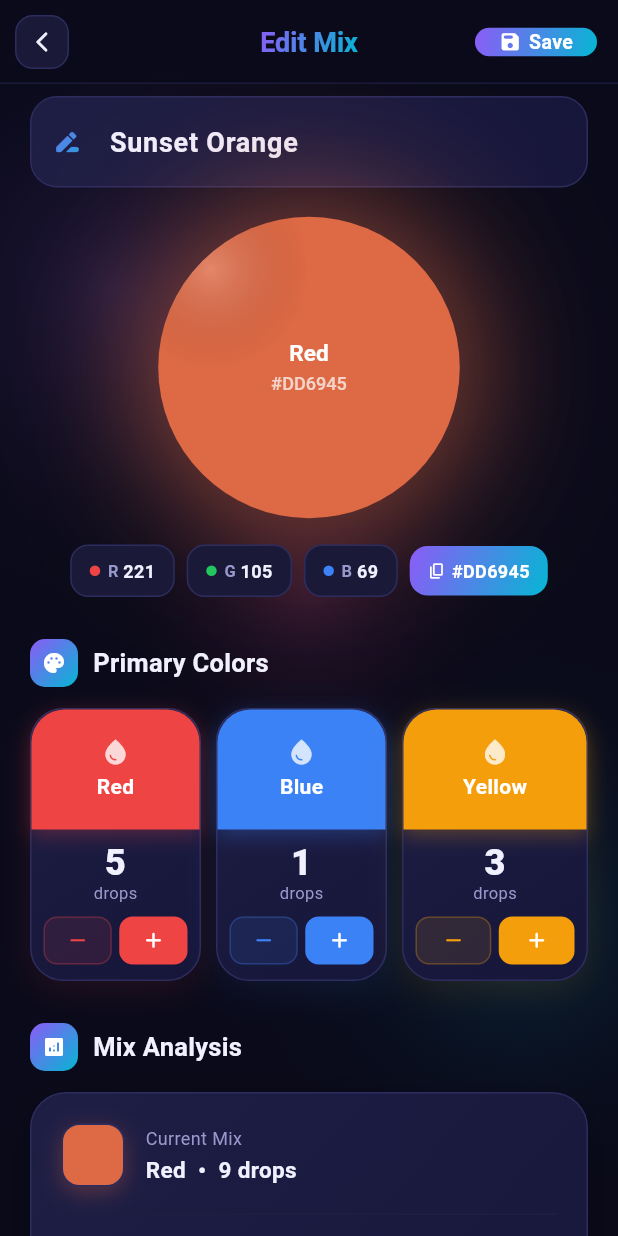
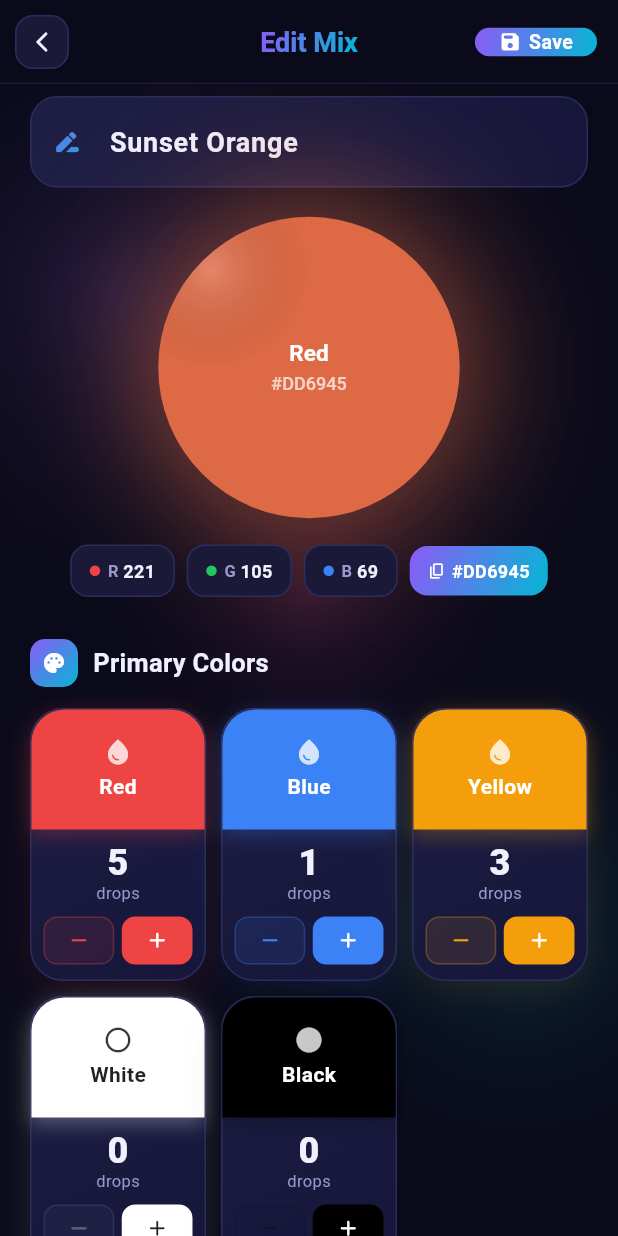
Before and after one commit to andsayem/Color-Mixer, a Flutter app: the screen it shows after launch, after a tap on the "edit" icon, on a phone screen of 412 x 824 dp. Run offline on Flutter 3.47's test engine with Material 3 defaults, Android fonts, the light colour scheme and no system bars; our stand-ins replace google_mobile_ads; network calls fail.

Commit message:
add color , white and black

```diff
--- a/lib/pages/mixer_page.dart
+++ b/lib/pages/mixer_page.dart
@@ -98,6 +98,8 @@ class _MixerPageState extends State<MixerPage> with TickerProviderStateMixin {
   _ColorOption('Red', AppColors.red, Icons.water_drop),
   _ColorOption('Blue', AppColors.blue, Icons.water_drop),
   _ColorOption('Yellow', AppColors.yellow, Icons.water_drop),
+  _ColorOption('White', Colors.white, Icons.circle_outlined),
+  _ColorOption('Black', Colors.black, Icons.circle),
 ];
 
   late AnimationController _pulseController;
@@ -156,11 +158,22 @@ class _MixerPageState extends State<MixerPage> with TickerProviderStateMixin {
   int _getBlue(Color c) => _ch(c, 0);
 
 Map<String, int> _mixPct() {
-    if (_drops == 0) return {'Red': 0, 'Blue': 0, 'Yellow': 0};
+  if (_drops == 0) {
+    return {
+      'Red': 0,
+      'Blue': 0,
+      'Yellow': 0,
+      'White': 0,
+      'Black': 0,
+    };
+  }
+
   return {
     'Red': ((_colorCounts['Red'] ?? 0) * 100 / _drops).round(),
     'Blue': ((_colorCounts['Blue'] ?? 0) * 100 / _drops).round(),
     'Yellow': ((_colorCounts['Yellow'] ?? 0) * 100 / _drops).round(),
+    'White': ((_colorCounts['White'] ?? 0) * 100 / _drops).round(),
+    'Black': ((_colorCounts['Black'] ?? 0) * 100 / _drops).round(),
   };
 }
 
@@ -182,6 +195,7 @@ class _MixerPageState extends State<MixerPage> with TickerProviderStateMixin {
       'Brown': [120, 53, 15],
       'Gray': [148, 163, 184],
       'White': [255, 255, 255],
+      'Black': [0, 0, 0],
     };
     String nearest = 'Custom';
     int best = 9999;
@@ -627,23 +641,25 @@ class _MixerPageState extends State<MixerPage> with TickerProviderStateMixin {
 
   // ── Primary Colors ────────────────────────────────────────────────────────
   Widget _buildPrimaryColors() {
-    return Row(
+    return LayoutBuilder(builder: (context, constraints) {
+      final itemWidth = (constraints.maxWidth - 20) / 3;
+      return Wrap(
+        spacing: 10,
+        runSpacing: 10,
         children: _primaryColors.map((opt) {
           final count = _colorCounts[opt.name] ?? 0;
-        return Expanded(
-          child: Padding(
-            padding: EdgeInsets.only(
-                right: opt == _primaryColors.last ? 0 : 10),
+          return SizedBox(
+            width: itemWidth,
             child: _ColorCard(
               option: opt,
               count: count,
               onAdd: () => _changeDrop(opt, 1),
               onRemove: () => _changeDrop(opt, -1),
             ),
-          ),
           );
         }).toList(),
       );
+    });
   }
 
   // ── Analysis Card ─────────────────────────────────────────────────────────
@@ -709,9 +725,14 @@ class _MixerPageState extends State<MixerPage> with TickerProviderStateMixin {
         _bar('Blue', pct['Blue'] ?? 0, const Color(0xFF3B82F6)),
         const SizedBox(height: 10),
         _bar('Yellow', pct['Yellow'] ?? 0, const Color(0xFFF59E0B)),
+        const SizedBox(height: 10),
+        _bar('White', pct['White'] ?? 0, Colors.grey.shade300),
+        const SizedBox(height: 10),
+        _bar('Black', pct['Black'] ?? 0, Colors.black),
         const SizedBox(height: 18),
         Container(height: 1, color: AppColors.divider),
         const SizedBox(height: 16),
+
         Row(children: [
           Expanded(
               child: _infoTile('RGB',
```
Lines whose indentation alone changed are shown as unchanged.
